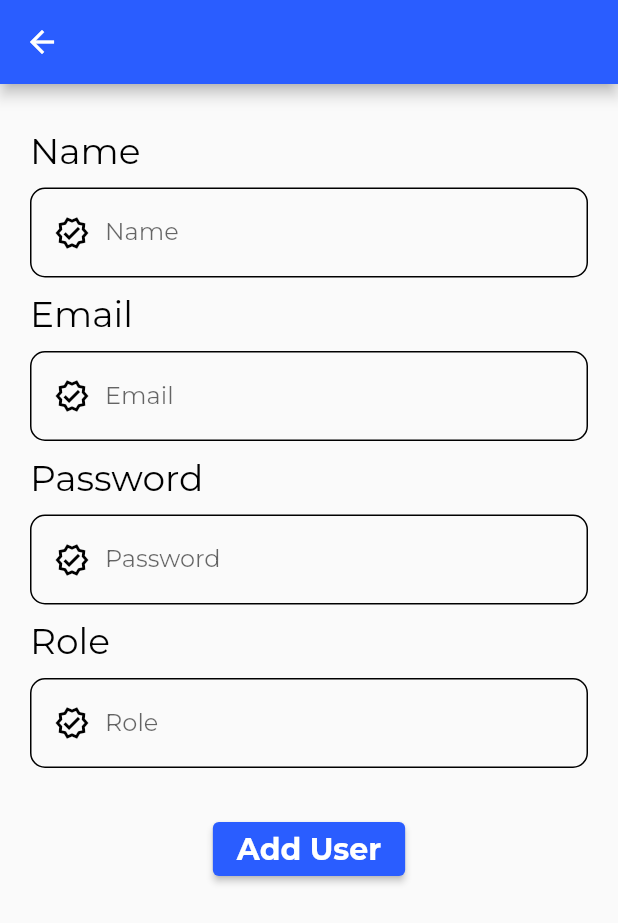
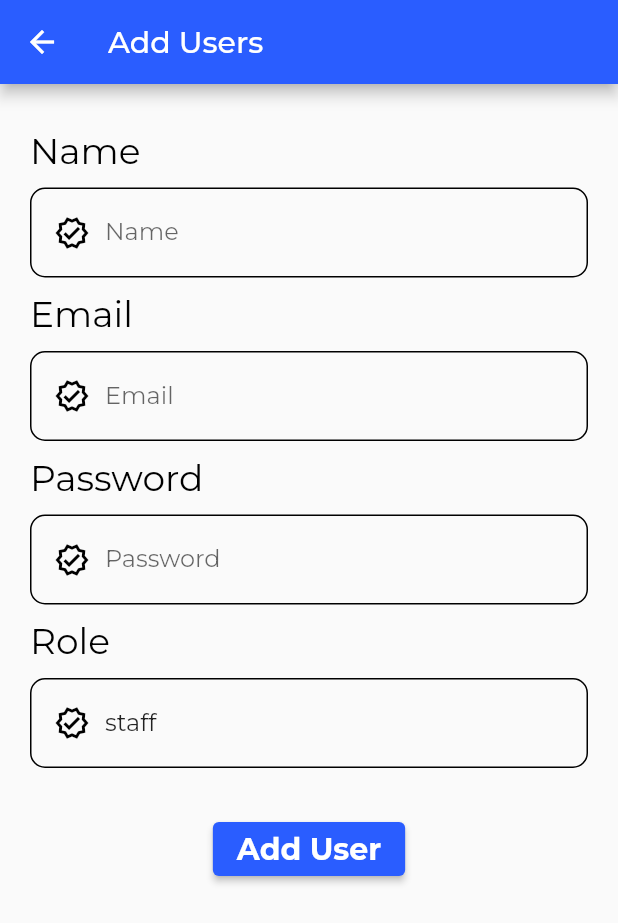
Before and after one commit to ProjectWindy/Map_app, a Flutter app: the Form1 screen opened directly, on a phone screen of 412 x 824 dp. Shown: the top 923 px of the screen. Run offline on Flutter 3.47's test engine with Material 3 defaults, Android fonts, the phone set to English and light mode, and no system bars; our stand-ins replace cloud_firestore, dartz, dio, email_validator, equatable, firebase_auth and 14 more; missing offline and left inert: fancy_bottom_navigation_2, vietmap_flutter_gl, vietmap_flutter_navigation, vietmap_gl_platform_interface; accounts and stored records are empty.

Commit message:
two commit

```diff
--- a/lib/Screens/Profile/form.dart
+++ b/lib/Screens/Profile/form.dart
@@ -16,7 +16,7 @@ class _Form1State extends State<Form1> {
   late TextEditingController nameController;
   late TextEditingController emailController;
   late TextEditingController passwordController;
-  late TextEditingController roleController;
+  TextEditingController roleController = TextEditingController(text: 'staff');
 
   @override
   void initState() {
@@ -24,7 +24,6 @@ class _Form1State extends State<Form1> {
     nameController = TextEditingController();
     emailController = TextEditingController();
     passwordController = TextEditingController();
-    roleController = TextEditingController();
   }
 
   @override
@@ -36,7 +35,8 @@ class _Form1State extends State<Form1> {
     super.dispose();
   }
 
-  Widget buildTextField(String label, TextEditingController controller) {
+  Widget buildTextField(
+      String label, TextEditingController controller, bool show, bool seen) {
     return Column(
       crossAxisAlignment: CrossAxisAlignment.start,
       children: [
@@ -63,6 +63,8 @@ class _Form1State extends State<Form1> {
               SizedBox(width: 10.0),
               Expanded(
                 child: TextField(
+                  readOnly: seen,
+                  obscureText: show,
                   controller: controller,
                   decoration: InputDecoration(
                     border: InputBorder.none,
@@ -84,7 +86,7 @@ class _Form1State extends State<Form1> {
     String name = nameController.text;
     String email = emailController.text;
     String password = passwordController.text;
-    String role = roleController.text;
+    String role = 'staff';
 
     // Kiểm tra giá trị đầu vào không null hoặc trống
     if (name.isEmpty || email.isEmpty || password.isEmpty || role.isEmpty) {
@@ -113,20 +115,22 @@ class _Form1State extends State<Form1> {
   @override
   Widget build(BuildContext context) {
     return Scaffold(
-      appBar: AppBar(),
+      appBar: AppBar(
+        title: Text('Add Users'),
+      ),
       body: Container(
         margin: EdgeInsets.only(left: 20.0, top: 30.0, right: 20.0),
         child: SingleChildScrollView(
           child: Column(
             crossAxisAlignment: CrossAxisAlignment.start,
             children: [
-              buildTextField('Name', nameController),
+              buildTextField('Name', nameController, false, false),
               SizedBox(height: 10.0),
-              buildTextField('Email', emailController),
+              buildTextField('Email', emailController, false, false),
               SizedBox(height: 10.0),
-              buildTextField('Password', passwordController),
+              buildTextField('Password', passwordController, true, false),
               SizedBox(height: 10.0),
-              buildTextField('Role', roleController),
+              buildTextField('Role', roleController, false, true),
               SizedBox(height: 30.0),
               Center(
                 child: ElevatedButton(
--- a/lib/Screens/Profile/userManager.dart
+++ b/lib/Screens/Profile/userManager.dart
@@ -235,11 +235,9 @@ class _UserManagementPageState extends State<UserManagementPage> {
                       SizedBox(
                         height: 20.0,
                       ),
-                      buildTextField('Name', nameController),
+                      buildTextField('Name', nameController, false),
                       SizedBox(height: 10.0),
-                      buildTextField('Email', emailController),
-                      SizedBox(height: 10.0),
-                      buildTextField('Password', passwordController),
+                      buildTextField('Password', passwordController, true),
                       SizedBox(height: 10.0),
                       Text(
                         'Role',
@@ -249,6 +247,11 @@ class _UserManagementPageState extends State<UserManagementPage> {
                         ),
                       ),
                       SizedBox(height: 10.0),
+                      Column(
+                        children: [
+                          if (selectedRole == null ||
+                              selectedRole == 'staff') // Show Staff option
+
                             RadioListTile<String>(
                               title: const Text('Staff'),
                               value: 'staff',
@@ -259,6 +262,9 @@ class _UserManagementPageState extends State<UserManagementPage> {
                                 });
                               },
                             ),
+                          if (selectedRole == null ||
+                              selectedRole == 'manager') // Show Manager option
+
                             RadioListTile<String>(
                               title: const Text('Manager'),
                               value: 'manager',
@@ -268,6 +274,9 @@ class _UserManagementPageState extends State<UserManagementPage> {
                                   selectedRole = value;
                                 });
                               },
+                            ),
+                          // Conditional content based on the selected role
+                        ],
                       ),
                       SizedBox(height: 30.0),
                       Center(
@@ -304,7 +313,11 @@ class _UserManagementPageState extends State<UserManagementPage> {
           )));
 }
 
-Widget buildTextField(String label, TextEditingController controller) {
+Widget buildTextField(
+  String label,
+  TextEditingController controller,
+  bool show,
+) {
   return Column(
     crossAxisAlignment: CrossAxisAlignment.start,
     children: [
@@ -323,6 +336,7 @@ Widget buildTextField(String label, TextEditingController controller) {
           borderRadius: BorderRadius.circular(10),
         ),
         child: TextField(
+          obscureText: show,
           controller: controller,
           decoration: InputDecoration(border: InputBorder.none),
         ),
```
Also changed, not shown: lib/Screens/Profile/profile.dart (+24 -11 lines), 4 other files. Lines whose indentation alone changed are shown as unchanged.
